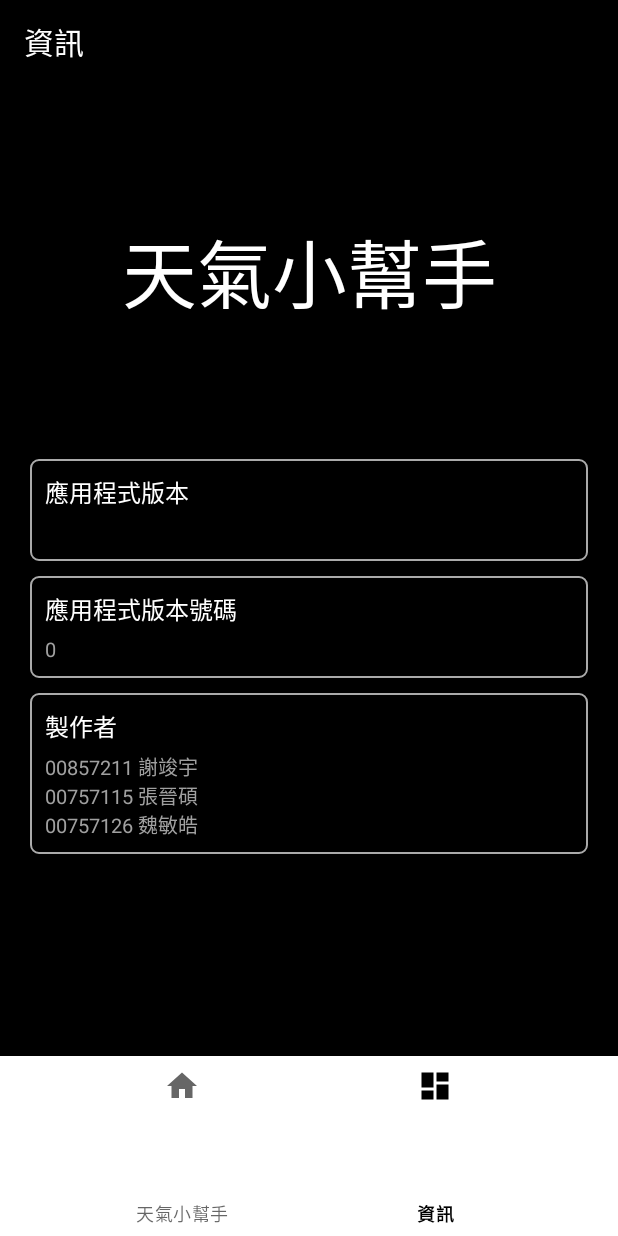
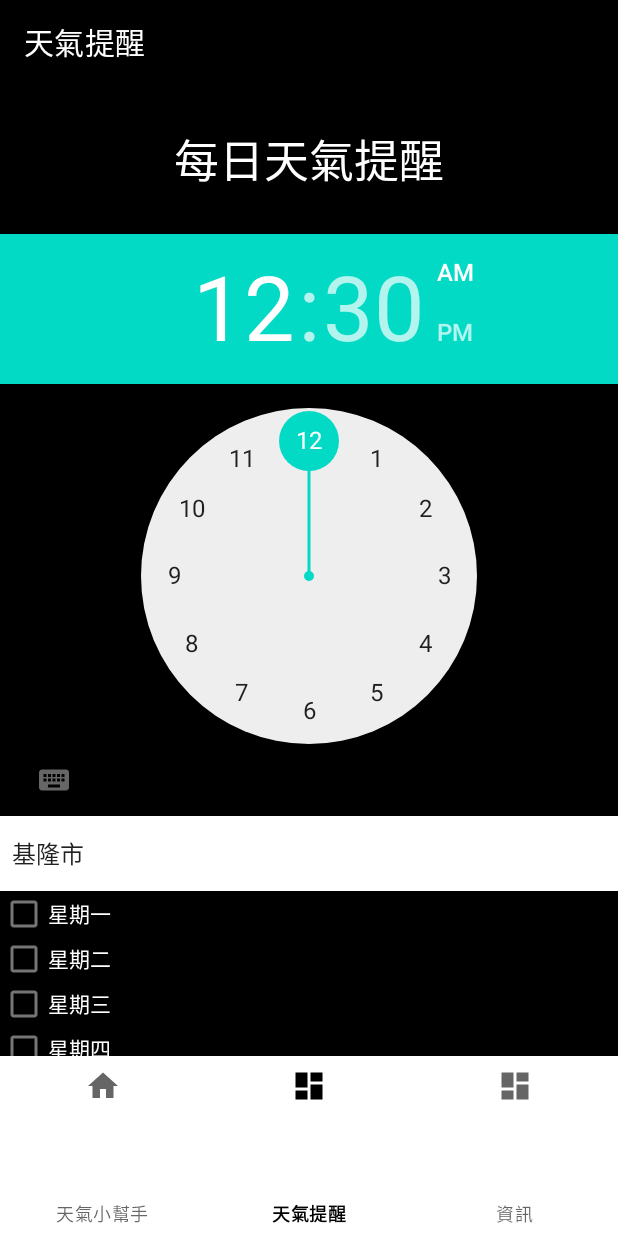
Before and after one commit to NtouPrj2020/WeatherApp, an Android app: the screen it shows after launch (MainActivity), item 2 of the bottom bar chosen, on a phone screen of 412 x 824 dp. Run offline under Robolectric (Android 15) with nearby library versions, the phone set to English and light mode, and no system bars; our stand-ins replace navigation-ui; libraries missing offline, so code that uses them is left out: com.github.florent37.glidepalette; pictures from the network do not load; 2 statements that could not run were skipped.

Commit message:
feature: : custom daily notification with time, location, weekday selection

```diff
--- a/app/build.gradle
+++ b/app/build.gradle
@@ -14,7 +14,7 @@ android {
 
     defaultConfig {
         applicationId "ntou.cs.weatherapp"
-        minSdkVersion 21
+        minSdkVersion 24
         targetSdkVersion 30
         versionCode 1
         versionName "1.0"
--- a/app/src/main/java/ntou/cs/weatherapp/MainActivity.kt
+++ b/app/src/main/java/ntou/cs/weatherapp/MainActivity.kt
@@ -19,7 +19,7 @@ class MainActivity : AppCompatActivity() {
         // menu should be considered as top level destinations.
         val appBarConfiguration = AppBarConfiguration(
             setOf(
-                R.id.navigation_home, R.id.navigation_dashboard
+                R.id.navigation_home, R.id.navigation_notification, R.id.navigation_dashboard
             )
         )
         setupActionBarWithNavController(navController, appBarConfiguration)
--- a/app/src/main/java/ntou/cs/weatherapp/database/AppPreference.kt
+++ b/app/src/main/java/ntou/cs/weatherapp/database/AppPreference.kt
@@ -1,26 +1,109 @@
 package ntou.cs.weatherapp.database
 
-import android.app.Activity
 import android.content.Context
+import android.content.SharedPreferences
 import ntou.cs.weatherapp.util.CityItem
+import java.util.*
 
 const val PREF_CITY = "pref_city"
+const val SELE_TIME = "sele_time"
+const val SELE_CITY = "sele_city"
+const val SELE_WEEKDAY = "sele_weekday"
 
 object AppPreference{
-    fun getCity(activity: Activity): Int? {
-        val preferences =
-            activity.getPreferences(Context.MODE_PRIVATE)
-        return preferences.getInt(PREF_CITY, CityItem.KEELUNG)
+    fun getCity(context: Context?): Int? {
+        val preferences: SharedPreferences? = context?.getSharedPreferences(
+            PREF_CITY,
+            Context.MODE_PRIVATE
+        )
+        if (preferences != null) {
+            return preferences.getInt(PREF_CITY, CityItem.KEELUNG)
+        }
+        return 1
     }
 
-    fun setCity(activity: Activity,city:Int) {
-        val preferences =
-            activity.getPreferences(Context.MODE_PRIVATE)
-        val editor = preferences.edit()
-        editor.putInt(
+    fun setCity(context: Context?, city: Int?) {
+        val preferences: SharedPreferences? = context?.getSharedPreferences(
             PREF_CITY,
+            Context.MODE_PRIVATE
+        )
+        val editor = preferences?.edit()
+        editor?.putInt(
+            PREF_CITY,
+            city!!
+        )
+        editor?.apply()
+    }
+    fun getSelecteCity(context: Context?): Int? {
+        val preferences: SharedPreferences? = context?.getSharedPreferences(
+            SELE_CITY,
+            Context.MODE_PRIVATE
+        )
+        if (preferences != null) {
+            return preferences.getInt(SELE_CITY, CityItem.KEELUNG)
+        }
+        return 1
+    }
+
+    fun setSelecteCity(context: Context?,city:Int) {
+        val preferences: SharedPreferences? = context?.getSharedPreferences(
+            SELE_CITY,
+            Context.MODE_PRIVATE
+        )
+        val editor = preferences?.edit()
+        editor?.putInt(
+            SELE_CITY,
             city
         )
-        editor.apply()
+        editor?.apply()
+    }
+    fun getWeekDay(context: Context?,weekday:String): Boolean {
+        val preferences: SharedPreferences? = context?.getSharedPreferences(
+            SELE_WEEKDAY,
+            Context.MODE_PRIVATE
+        )
+        if (preferences != null) {
+            return preferences.getBoolean(weekday, false )
+        }
+        return true
+    }
+
+    fun setWeekDay(context: Context?, weekday:String, isactive:Boolean) {
+        val preferences: SharedPreferences? = context?.getSharedPreferences(
+            SELE_WEEKDAY,
+            Context.MODE_PRIVATE
+        )
+        val editor = preferences?.edit()
+        editor?.putBoolean(
+            weekday,
+            isactive
+        )
+        editor?.apply()
+    }
+    fun getTime(context: Context?): Long? {
+        val preferences: SharedPreferences? = context?.getSharedPreferences(
+            SELE_TIME,
+            Context.MODE_PRIVATE
+        )
+        val c: Calendar = Calendar.getInstance()
+        c.set(Calendar.HOUR_OF_DAY, 0)
+        val longtime = c.timeInMillis
+        if (preferences != null) {
+            return preferences.getLong(SELE_TIME,longtime)
+        }
+        return 1
+    }
+
+    fun setTime(context: Context?, time: Long) {
+        val preferences: SharedPreferences? = context?.getSharedPreferences(
+            SELE_TIME,
+            Context.MODE_PRIVATE
+        )
+        val editor = preferences?.edit()
+        editor?.putLong(
+            SELE_TIME,
+            time
+        )
+        editor?.apply()
     }
 }
--- /dev/null
+++ b/app/src/main/java/ntou/cs/weatherapp/ui/notification/NotificationFragment.kt
@@ -0,0 +1,146 @@
+package ntou.cs.weatherapp.ui.notification
+
+
+import android.app.AlarmManager
+import android.app.PendingIntent
+import android.content.Context
+import android.os.Bundle
+import android.util.Log
+import android.view.LayoutInflater
+import android.view.View
+import android.view.ViewGroup
+import android.widget.*
+import androidx.core.view.forEachIndexed
+import androidx.fragment.app.Fragment
+import ntou.cs.weatherapp.R
+import ntou.cs.weatherapp.database.AppPreference
+import ntou.cs.weatherapp.util.CityItem
+import ntou.cs.weatherapp.util.Utility.setNextAlarm
+import ntou.cs.weatherapp.util.Utility.setPendingIntent
+import java.util.*
+
+open class NotificationFragment : Fragment() {
+    private var mainView: View? = null
+    private var notification_time: TimePicker? = null
+    private var spinner_city: Spinner? = null
+    private var city = 0
+    private var checkbox_group: LinearLayout? = null
+    private var savebtn: Button? = null
+    private var deletebtn: Button? = null
+    var pendingintent: PendingIntent? = null
+    var am: AlarmManager? = null
+
+    override fun onCreate(savedInstanceState: Bundle?) {
+        super.onCreate(savedInstanceState)
+    }
+
+    override fun onCreateView(
+        inflater: LayoutInflater, container: ViewGroup?,
+        savedInstanceState: Bundle?
+    ): View? {
+        mainView = inflater.inflate(R.layout.fragment_notification, container, false)
+        initView(mainView)
+        pendingintent = setPendingIntent(requireContext())
+        am = requireContext().getSystemService(Context.ALARM_SERVICE) as?
+                AlarmManager?
+        return mainView
+    }
+
+    private fun initView(view: View?) {
+
+        notification_time = view?.findViewById(R.id.notification_time)
+        spinner_city = view?.findViewById(R.id.spinner_city)
+        savebtn = view?.findViewById(R.id.notification_savebtn)
+        savebtn?.setOnClickListener { save() }
+        deletebtn = view?.findViewById(R.id.notification_clearbtn)
+        deletebtn?.setOnClickListener { clear() }
+
+        var c: Calendar = Calendar.getInstance()
+        c.timeInMillis = AppPreference.getTime(context)!!
+        notification_time?.hour = c.get(Calendar.HOUR_OF_DAY)
+        notification_time?.minute = c.get(Calendar.MINUTE)
+
+        val spinnerArray = mutableListOf<String>()
+        for (i in CityItem.cityList) {
+            spinnerArray.add(i.value)
+        }
+
+
+        val adapter: ArrayAdapter<String> =
+            ArrayAdapter<String>(requireContext(), android.R.layout.simple_spinner_item, spinnerArray)
+        adapter.setDropDownViewResource(android.R.layout.simple_spinner_dropdown_item)
+        spinner_city?.adapter = adapter
+        for(i in 0 until CityItem.cityList.size){
+            if(CityItem.cityList[i].key == AppPreference.getSelecteCity(context)!!){
+                spinner_city?.setSelection(i)
+            }
+        }
+        checkbox_group = view?.findViewById(R.id.checkbox_group)
+        checkbox_group?.forEachIndexed(){
+            index, view ->
+            if (view is CheckBox){
+                view.isChecked = AppPreference.getWeekDay(context, view.tag as String)!!
+            }
+            view.setOnClickListener(View.OnClickListener {
+                if (it is CheckBox) {
+                AppPreference.setWeekDay(context, it.tag as String,it.isChecked)}
+                Log.v("setweekday",it.tag as String)
+            })
+        }
+
+
+    }
+
+    private fun savepreference(){
+        notification_time = view?.findViewById(R.id.notification_time)
+        var c: Calendar = Calendar.getInstance()
+        c.set(Calendar.HOUR_OF_DAY, notification_time?.hour!!)
+        c.set(Calendar.MINUTE, notification_time?.minute!!)
+        AppPreference.setTime(context, c.timeInMillis)
+        checkbox_group = view?.findViewById(R.id.checkbox_group)
+        checkbox_group?.forEachIndexed(){
+                _, view ->
+                if (view is CheckBox) {
+                    AppPreference.setWeekDay(context, view.tag as String,view.isChecked)}
+                Log.v("setweekday",view.tag as String)
+        }
+        spinner_city = view?.findViewById(R.id.spinner_city)
+        val position = spinner_city?.selectedItemPosition
+        city = CityItem.cityList[position!!].key
+        AppPreference.setSelecteCity(context,city)
+    }
+    private fun clearpreference(){
+        notification_time = view?.findViewById(R.id.notification_time)
+        var c: Calendar = Calendar.getInstance()
+        c.set(Calendar.HOUR_OF_DAY,0)
+        c.set(Calendar.MINUTE, 0)
+        AppPreference.setTime(context, c.timeInMillis)
+        notification_time?.hour = 0
+        notification_time?.minute = 0
+        checkbox_group = view?.findViewById(R.id.checkbox_group)
+        checkbox_group?.forEachIndexed(){
+                _, view ->
+            if (view is CheckBox) {
+                AppPreference.setWeekDay(context, view.tag as String,false)
+                view.isChecked = false}
+            Log.v("setweekday",view.tag as String)
+        }
+        spinner_city = view?.findViewById(R.id.spinner_city)
+        city = CityItem.cityList[0].key
+        AppPreference.setSelecteCity(context,city)
+        spinner_city?.setSelection(0)
+    }
+    private fun save(){
+        Log.v("save","save")
+        savepreference()
+        setNextAlarm(requireContext(), am, pendingintent)
+        Toast.makeText(requireContext(), "設定成功",
+            Toast.LENGTH_SHORT).show();
+    }
+    private fun clear(){
+        am?.cancel(pendingintent);
+        clearpreference()
+        Toast.makeText(requireContext(), "停止",
+            Toast.LENGTH_SHORT).show();
+    }
+}
--- a/app/src/main/java/ntou/cs/weatherapp/ui/weather/WeatherFragment.kt
+++ b/app/src/main/java/ntou/cs/weatherapp/ui/weather/WeatherFragment.kt
@@ -19,7 +19,6 @@ import com.bumptech.glide.signature.ObjectKey
 import com.github.florent37.glidepalette.BitmapPalette
 import com.github.florent37.glidepalette.BitmapPalette.CallBack
 import com.github.florent37.glidepalette.GlidePalette
-import com.google.android.material.snackbar.Snackbar
 import ntou.cs.weatherapp.BuildConfig
 import ntou.cs.weatherapp.R
 import ntou.cs.weatherapp.bean.WeatherBean
@@ -103,7 +102,7 @@ class WeatherFragment : Fragment() {
         adapter.setDropDownViewResource(android.R.layout.simple_spinner_dropdown_item)
         spinner_city?.adapter = adapter
         for(i in 0 until CityItem.cityList.size){
-            if(CityItem.cityList[i].key == AppPreference.getCity(requireActivity())!!){
+            if(CityItem.cityList[i].key == AppPreference.getCity(requireContext())!!){
                 spinner_city?.setSelection(i)
             }
         }
--- a/app/src/main/java/ntou/cs/weatherapp/util/Utility.kt
+++ b/app/src/main/java/ntou/cs/weatherapp/util/Utility.kt
@@ -1,9 +1,20 @@
 package ntou.cs.weatherapp.util
 
+import android.app.AlarmManager
+import android.app.PendingIntent
+import android.content.Context
+import android.content.Intent
+import android.content.SharedPreferences
+import android.util.Log
 import android.view.Gravity
 import androidx.coordinatorlayout.widget.CoordinatorLayout
 import com.bumptech.glide.request.transition.DrawableCrossFadeFactory
 import com.google.android.material.snackbar.Snackbar
+import ntou.cs.weatherapp.database.AppPreference
+import java.util.*
+
+const val SELE_TIME = "sele_time"
+const val SELE_CITY = "sele_city"
 
 object Utility {
     val drawableCrossFadeFactory: DrawableCrossFadeFactory
@@ -19,4 +30,37 @@ object Utility {
         snackbar.view.layoutParams = layoutParams
         snackbar.show()
     }
+    fun setPendingIntent(context: Context): PendingIntent {
+        var intent: Intent = Intent()
+        Log.v("setPendingIntent","setPendingIntent")
+        intent.setClass(context, NotificationReceiverReceiver::class.java)
+        val pendingintent = PendingIntent.getBroadcast(
+            context, 0, intent, 0);
+        return pendingintent
+    }
+    fun setNextAlarm(context: Context, am: AlarmManager?,
+                     pi: PendingIntent?) {
+        val c: Calendar = Calendar.getInstance()
+        val preferencesc: Calendar = Calendar.getInstance()
+        val preferences: SharedPreferences? = context.getSharedPreferences(
+            SELE_TIME,
+            Context.MODE_PRIVATE
+        )
+        preferencesc.timeInMillis = preferences?.getLong(SELE_TIME,0)!!
+        c.timeInMillis = System.currentTimeMillis();
+        c.set(Calendar.HOUR_OF_DAY, preferencesc.get(Calendar.HOUR_OF_DAY));
+        c.set(Calendar.MINUTE, preferencesc.get(Calendar.MINUTE));
+        c.set(Calendar.SECOND, 0);
+        c.set(Calendar.MILLISECOND, 0);
+        Log.v("setNextAlarm", c.time.toString())
+        if (c.timeInMillis < System.currentTimeMillis()){
+            c.add(Calendar.HOUR_OF_DAY,24)
+            Log.v("setNextAlarm", "nextday")
+        }
+
+        // setWindow
+        am?.setExact(
+            AlarmManager.RTC_WAKEUP,
+            c.timeInMillis, pi)
+    }
 }
--- /dev/null
+++ b/app/src/main/res/layout/fragment_notification.xml
@@ -0,0 +1,113 @@
+<?xml version="1.0" encoding="utf-8"?>
+<androidx.core.widget.NestedScrollView xmlns:android="http://schemas.android.com/apk/res/android"
+    xmlns:app="http://schemas.android.com/apk/res-auto"
+    android:layout_width="match_parent"
+    android:layout_height="match_parent"
+    android:background="@color/colorPrimary"
+    android:clipToPadding="false"
+    android:id="@+id/nestscrollview"
+    android:orientation="vertical"
+    android:paddingBottom="15dp">
+
+    <LinearLayout
+        android:layout_width="match_parent"
+        android:layout_height="wrap_content"
+        android:orientation="vertical">
+
+        <TextView
+            android:textSize="30dp"
+            android:gravity="center"
+            android:textColor="@color/white"
+            android:layout_width="match_parent"
+            android:layout_height="100dp"
+            android:text="每日天氣提醒"/>
+        <TimePicker
+            android:id="@+id/notification_time"
+            android:layout_width="match_parent"
+            android:layout_height="match_parent"/>
+        <Spinner
+            android:id="@+id/spinner_city"
+            android:layout_width="match_parent"
+            android:background="@android:color/white"
+            android:layout_height="50dp"/>
+    <LinearLayout
+        android:id="@+id/checkbox_group"
+        android:layout_width="match_parent"
+        android:layout_height="wrap_content"
+        android:orientation="vertical">
+        <CheckBox
+            android:id="@+id/notification_mon"
+            android:layout_width="match_parent"
+            android:layout_height="30dp"
+            android:textColor="@color/white"
+            android:onClick="onCheckboxClicked"
+            android:tag="Mon"
+            android:text="星期一"/>
+        <CheckBox
+            android:id="@+id/notification_tue"
+            android:layout_width="match_parent"
+            android:layout_height="30dp"
+            android:textColor="@color/white"
+            android:onClick="onCheckboxClicked"
+            android:tag="Tue"
+            android:text="星期二"/>
+        <CheckBox
+            android:id="@+id/notification_wed"
+            android:layout_width="match_parent"
+            android:layout_height="30dp"
+            android:textColor="@color/white"
+            android:onClick="onCheckboxClicked"
+            android:tag="Wed"
+            android:text="星期三"/>
+        <CheckBox
+            android:id="@+id/notification_thu"
+            android:layout_width="match_parent"
+            android:layout_height="30dp"
+            android:textColor="@color/white"
+            android:onClick="onCheckboxClicked"
+            android:tag="Thu"
+            android:text="星期四"/>
+        <CheckBox
+            android:id="@+id/notification_fri"
+            android:layout_width="match_parent"
+            android:layout_height="30dp"
+            android:textColor="@color/white"
+            android:onClick="onCheckboxClicked"
+            android:tag="Fri"
+            android:text="星期五"/>
+        <CheckBox
+            android:id="@+id/notification_sat"
+            android:layout_width="match_parent"
+            android:layout_height="30dp"
+            android:textColor="@color/white"
+            android:onClick="onCheckboxClicked"
+            android:tag="Sat"
+            android:text="星期六"/>
+        <CheckBox
+            android:id="@+id/notification_sun"
+            android:layout_width="match_parent"
+            android:layout_height="30dp"
+            android:textColor="@color/white"
+            android:onClick="onCheckboxClicked"
+            android:tag="Sun"
+            android:text="星期日"/>
+    </LinearLayout>
+        <Button
+            android:id="@+id/notification_savebtn"
+            android:layout_width="match_parent"
+            android:layout_height="match_parent"
+            android:gravity="center"
+            android:backgroundTint="@android:color/white"
+            android:text="儲存"/>
+        <Button
+            android:id="@+id/notification_clearbtn"
+            android:layout_width="match_parent"
+            android:layout_height="match_parent"
+            android:gravity="center"
+            android:backgroundTint="@android:color/white"
+            android:text="清除所有提醒"/>
+
+    </LinearLayout>
+
+
+</androidx.core.widget.NestedScrollView>
--- a/app/src/main/res/menu/bottom_nav_menu.xml
+++ b/app/src/main/res/menu/bottom_nav_menu.xml
@@ -7,6 +7,11 @@
         android:title="@string/title_home" />
 
     <item
+        android:id="@+id/navigation_notification"
+        android:icon="@drawable/ic_dashboard_black_24dp"
+        android:title="@string/title_notification" />
+
+    <item
         android:id="@+id/navigation_dashboard"
         android:icon="@drawable/ic_dashboard_black_24dp"
         android:title="@string/title_info" />
--- a/app/src/main/res/navigation/mobile_navigation.xml
+++ b/app/src/main/res/navigation/mobile_navigation.xml
@@ -12,6 +12,12 @@
         tools:layout="@layout/fragment_weather" />
 
     <fragment
+        android:id="@+id/navigation_notification"
+        android:name="ntou.cs.weatherapp.ui.notification.NotificationFragment"
+        android:label="@string/title_notification"
+        tools:layout="@layout/fragment_notification" />
+
+    <fragment
         android:id="@+id/navigation_dashboard"
         android:name="ntou.cs.weatherapp.ui.dashboard.DashboardFragment"
         android:label="@string/title_info"
--- a/app/src/main/res/values/strings.xml
+++ b/app/src/main/res/values/strings.xml
@@ -5,6 +5,8 @@
     <string name="tab_text_2">Tab 2</string>
     <string name="title_home">天氣小幫手</string>
     <string name="title_info">資訊</string>
+    <string name="title_notification">天氣提醒</string>
+    <string name="sunday">星期日</string>
 
     <string-array name="planets_array">
         <item>Mercury</item>
```
Also changed, not shown: app/src/main/AndroidManifest.xml (+7 -2 lines), app/src/main/java/ntou/cs/weatherapp/util/NotificationReceiver.kt (added, +99 -0 lines).
